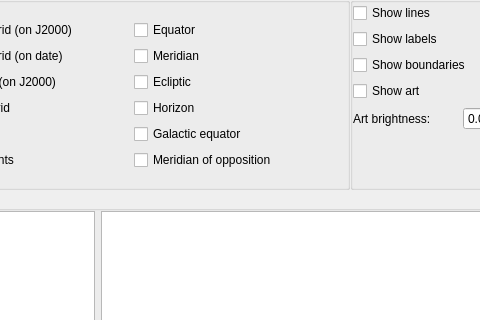
Old version of the form src/gui/viewDialog.ui in the repository 519984307/stellarium_src; both pictures show x 89 to 569 and y 117 to 437 of the 659 by 554 pixel window.
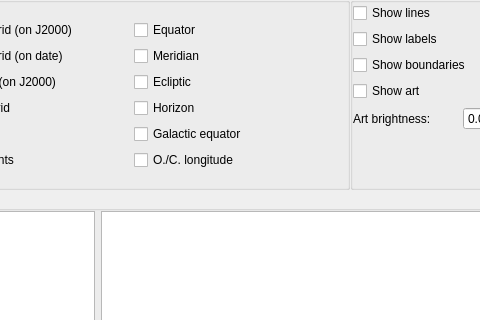
New version of the form. The open tabs and pages were chosen to show the change. Icons and pictures are not drawn. Custom widgets are drawn as their Qt base class.

The edit to the form file:
```diff
--- a/src/gui/viewDialog.ui
+++ b/src/gui/viewDialog.ui
@@ -1533,7 +1533,7 @@
                     <string>The line of meridian who passes through the northern and southern celestial pole, and the solar opposition point in ecliptic coordinate system.</string>
                    </property>
                    <property name="text">
-                    <string>Meridian of opposition</string>
+                    <string>O./C. longitude</string>
                    </property>
                   </widget>
                  </item>
```
Left out of the diff: 4 changed lines with no effect on the pictures.
